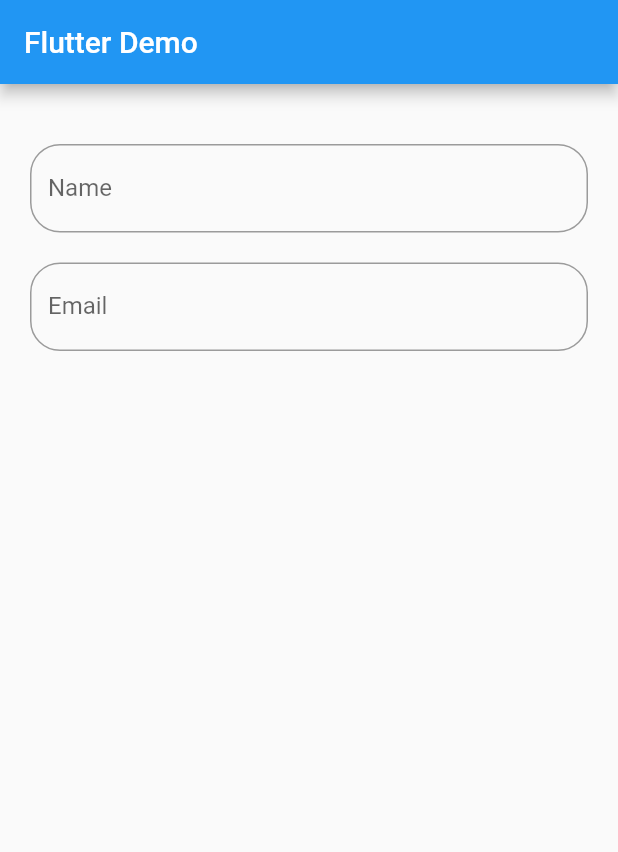
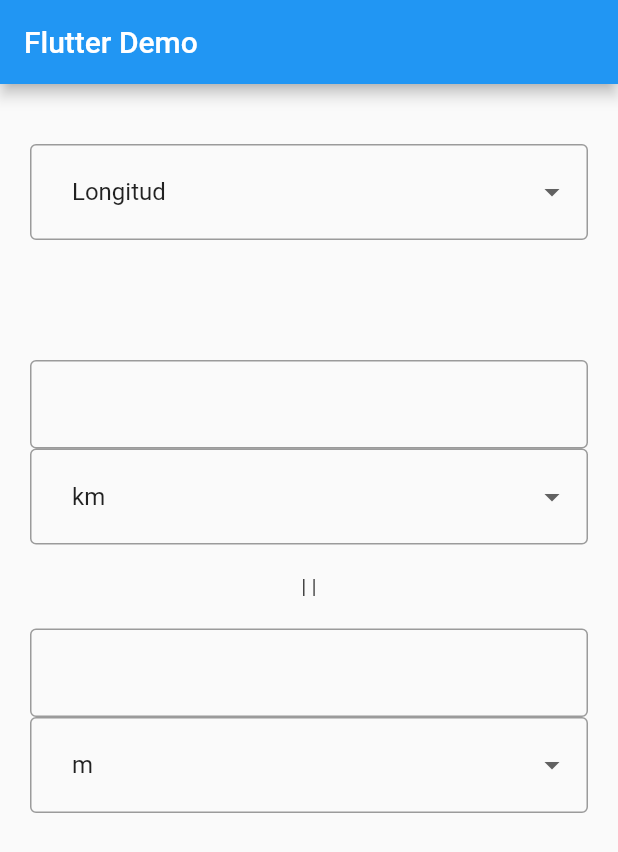
Before and after one commit to AleLopezDev/FlutterApp, a Flutter app: the screen it shows after launch, on a phone screen of 412 x 824 dp. Shown: the top 852 px of the screen. Run offline on Flutter 3.47's test engine with Material 2 defaults, Android fonts, the phone set to English and light mode, and no system bars; our stand-ins replace dropdown_button2.

Commit message:
feat(main.dart): add dropdown_button2 package to dependencies refactor(main.dart): change TextField widgets to DropDown and Columna widgets test(widget_test.dart): remove const keyword from MyApp widget in test case

```diff
--- a/lib/main.dart
+++ b/lib/main.dart
@@ -1,3 +1,4 @@
+import 'package:dropdown_button2/dropdown_button2.dart';
 import 'package:flutter/material.dart';
 
 void main() {
@@ -15,28 +16,17 @@ class MyApp extends StatelessWidget {
         ),
         body: Center(
           child: Padding(
-            padding: const EdgeInsets.all(20.0),
-            child: Column(children: const [
+            padding: EdgeInsets.all(20.0),
+            child: Column(children: [
               SizedBox(height: 20), // Añade 'const' aquí
-              TextField(
-                decoration: InputDecoration(
-                  hintText: 'Enter your name',
-                  labelText: 'Name',
-                  border: OutlineInputBorder(
-                    borderRadius: BorderRadius.all(Radius.circular(20)),
-                  ),
-                ),
+              DropDown(
+                items: ['Longitud', 'Masa', 'Volumen'],
+                onChanged: (newValue) {
+                  print(newValue);
+                },
               ),
-              SizedBox(height: 20), // Añade 'const' aquí
-              TextField(
-                decoration: InputDecoration(
-                  hintText: 'Enter your email',
-                  labelText: 'Email',
-                  border: OutlineInputBorder(
-                    borderRadius: BorderRadius.all(Radius.circular(20)),
-                  ),
-                ),
-              ),
+              SizedBox(height: 80), // Añade 'const' aquí
+              Columna(),
             ]),
           ),
         ),
@@ -44,3 +34,128 @@ class MyApp extends StatelessWidget {
     );
   }
 }
+
+// Menu Dropdown
+
+class DropDown extends StatefulWidget {
+  final List<String> items;
+  final void Function(String)? onChanged;
+  const DropDown({required this.items, required this.onChanged});
+
+  @override
+  _DropDownState createState() => _DropDownState();
+}
+
+class _DropDownState extends State<DropDown> {
+  String? _selectedValue;
+
+  @override
+  Widget build(BuildContext context) {
+    return DropdownButtonFormField2<String>(
+      value: _selectedValue,
+      decoration: InputDecoration(
+        border: OutlineInputBorder(),
+      ),
+      onChanged: (String? newValue) {
+        setState(() {
+          _selectedValue = newValue;
+        });
+        if (widget.onChanged != null) {
+          widget.onChanged!(_selectedValue!);
+        }
+      },
+      items: widget.items.map<DropdownMenuItem<String>>((String value) {
+        return DropdownMenuItem<String>(
+          value: value,
+          child: Text(value),
+        );
+      }).toList(),
+    );
+  }
+
+  @override
+  void initState() {
+    // TODO: implement initState
+    super.initState();
+    _selectedValue = widget.items.first;
+  }
+}
+
+// Columna con textfields y signo igual
+
+class Columna extends StatefulWidget {
+  @override
+  _ClassColumn createState() => _ClassColumn();
+}
+
+class _ClassColumn extends State<Columna> {
+  @override
+  Widget build(BuildContext context) {
+    TextEditingController _textController1 = TextEditingController();
+    TextEditingController _textController2 = TextEditingController();
+
+    String _unidadEntrada = 'km';
+    String _unidadSalida = 'm';
+
+    String? _selectedValue;
+    return Column(
+      children: [
+        TextField(
+          controller: _textController1,
+          onChanged: (value) {
+            try {
+              double valorDouble = double.parse(value);
+              double resultado = convertidor(valorDouble, 'km', 'm');
+              _textController2.text = resultado.toString();
+            } on FormatException {
+              _textController2.text = '';
+            }
+          },
+          decoration: const InputDecoration(
+            border: OutlineInputBorder(),
+          ),
+        ),
+        DropDown(
+          items: ['km', 'm', 'cm'],
+          onChanged: (newValue) {
+            setState(() {
+              _unidadEntrada = newValue;
+            });
+          },
+        ),
+        SizedBox(height: 20),
+        Text('| |'),
+        SizedBox(height: 20),
+        TextField(
+          controller: _textController2,
+          decoration: InputDecoration(
+            border: OutlineInputBorder(),
+          ),
+        ),
+        DropDown(
+            items: ['m', 'km', 'cm'],
+            onChanged: (newValue) {
+              setState(() {
+                _unidadSalida = newValue;
+              });
+            }),
+      ],
+    );
+  }
+}
+
+double convertidor(double unidad, String unidadEntrada, String unidadSalida) {
+  final Map<String, double> mapaUnidades = {
+    'm': 1,
+    'km': 1000,
+    'cm': 0.01,
+  };
+
+  // Convertir el valor de entrada a la unidad deseado
+  double valor = unidad * mapaUnidades[unidadEntrada]!;
+
+  // Convertir el valor de entrada a la unidad deseado
+  double resultado = valor / mapaUnidades[unidadSalida]!;
+
+  return resultado;
+}
--- a/pubspec.yaml
+++ b/pubspec.yaml
@@ -35,6 +35,7 @@ dependencies:
   # The following adds the Cupertino Icons font to your application.
   # Use with the CupertinoIcons class for iOS style icons.
   cupertino_icons: ^1.0.2
+  dropdown_button2: ^2.0.0
 
 dev_dependencies:
   flutter_test:
```
Also changed, not shown: pubspec.lock, 1 other file.
